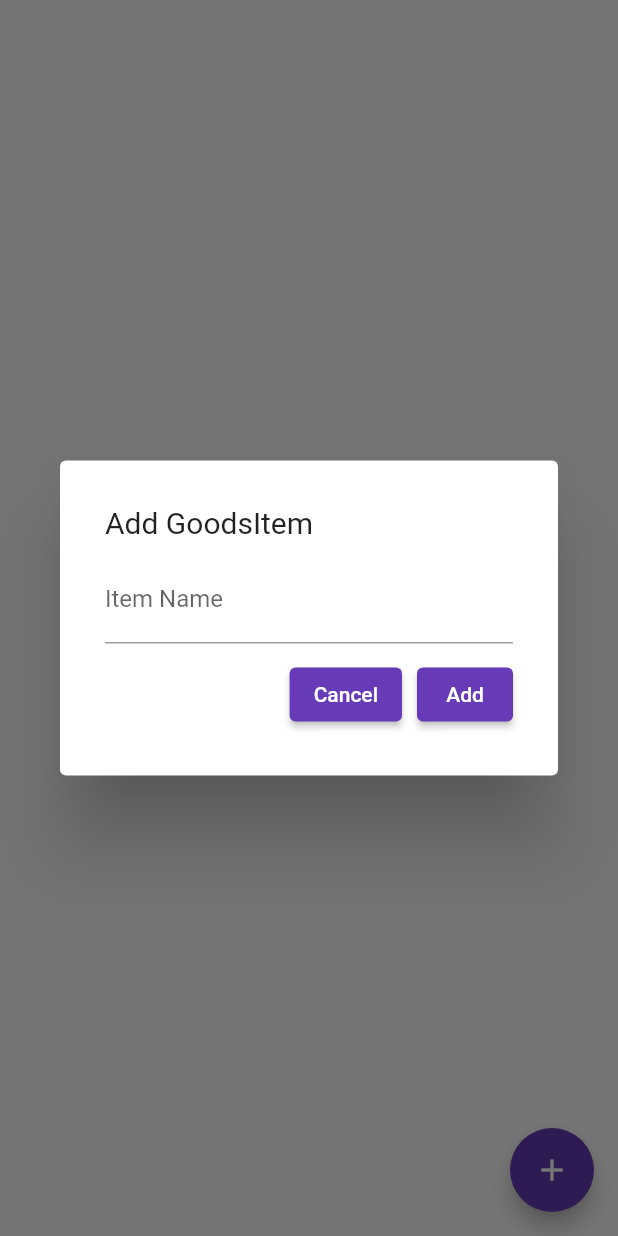
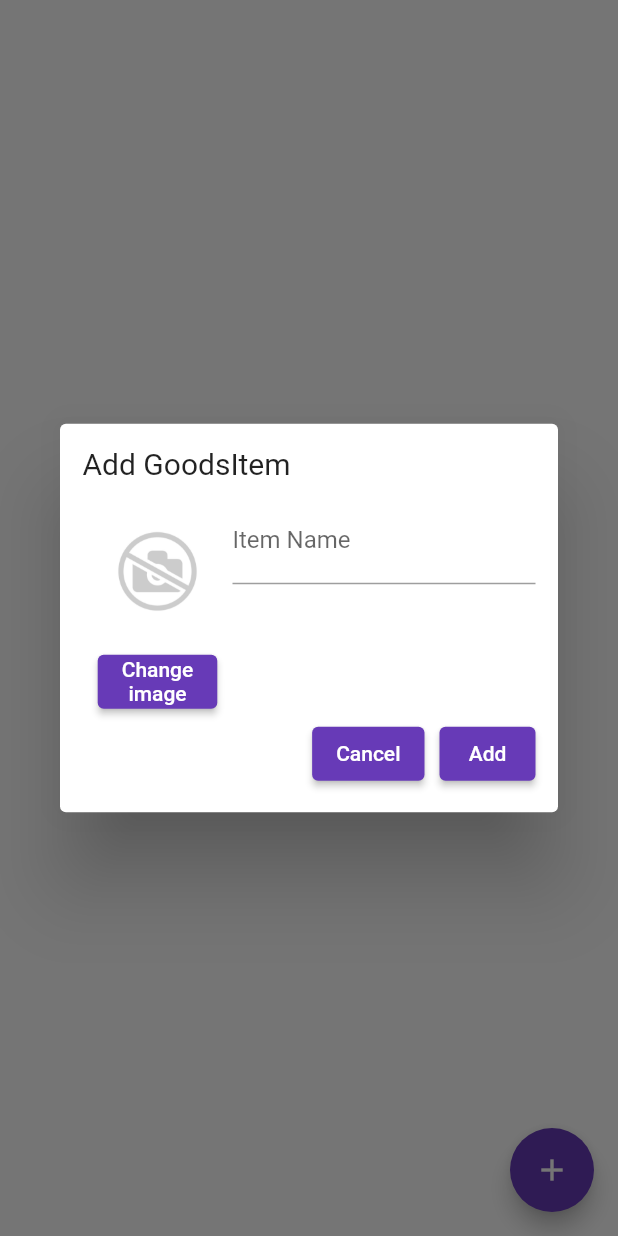
Before and after one commit to buzuchka/ConsumerBasket, a Flutter app: the GoodsScreen screen opened directly, after a tap on the "add" icon, on a phone screen of 412 x 824 dp. Run offline on Flutter 3.47's test engine with Material 2 defaults, Android fonts, the phone set to English and light mode, and no system bars; our stand-ins replace sqflite; accounts and stored records are empty.

Commit message:
[up] В окно просмотра и редактирования товара добавлено изображение товара и кнопка для его изменения.

```diff
--- a/lib/dialogs/goods_item_edit_dialog.dart
+++ b/lib/dialogs/goods_item_edit_dialog.dart
@@ -8,10 +8,11 @@ class GoodsItemEditDialog extends StatefulWidget {
   GoodsItem? goodsItem;
   VoidCallback onDataChanged;
 
-  GoodsItemEditDialog({Key? key, required this.onDataChanged, this.goodsItem}) : super(key: key);
+  GoodsItemEditDialog({Key? key, required this.onDataChanged, this.goodsItem})
+      : super(key: key);
 
   @override
-  _GoodsItemEditDialogState createState() => _GoodsItemEditDialogState(); // this.goodsItem
+  _GoodsItemEditDialogState createState() => _GoodsItemEditDialogState();
 }
 
 class _GoodsItemEditDialogState extends State<GoodsItemEditDialog> {
@@ -38,7 +39,7 @@ class _GoodsItemEditDialogState extends State<GoodsItemEditDialog> {
     bool isUpdateMode = widget.goodsItem != null;
     return Dialog(
       child: Container(
-        padding: const EdgeInsets.all(30),
+        padding: const EdgeInsets.all(15),
         child: Column(
             mainAxisSize: MainAxisSize.min,
             mainAxisAlignment: MainAxisAlignment.spaceEvenly,
@@ -50,17 +51,55 @@ class _GoodsItemEditDialogState extends State<GoodsItemEditDialog> {
                 textAlign: TextAlign.left,
               ),
               const SizedBox(height: 10),
+              Row(
+                //mainAxisSize: MainAxisSize.min,
+                //mainAxisAlignment: MainAxisAlignment.spaceBetween,
+                mainAxisAlignment: MainAxisAlignment.start,
+                crossAxisAlignment: CrossAxisAlignment.start,
+                children: [
+                  Container(
+                      width: 100,
+                      child: Column(
+                        mainAxisAlignment: MainAxisAlignment.center,
+                        crossAxisAlignment: CrossAxisAlignment.center,
+                        children: [
+                          Image(
+                              image: AssetImage('assets/images/no_photo.jpg'),
+                              width: 100,
+                              height: 100,
+                              fit: BoxFit.cover
+                          ),
+                          ElevatedButton(
+                              child: const Text(
+                                'Change\nimage',
+                                maxLines: 2,
+                                textAlign: TextAlign.center,),
+                              onPressed: () {
+                                // change image
+                              })
+                        ],
+                      )
+                  ),
+                  //const SizedBox(width: 10),
+                  Expanded(
+                      child: Column(
+                        children: [
                           TextField(
                             controller: _titleTextController,
                             decoration: const InputDecoration(labelText: 'Item Name'),
                             onChanged: (String value) {
-                if(isUpdateMode) {
+                              if (isUpdateMode) {
                                 widget.goodsItem!.title = _titleTextController.text;
                                 _updateGoodsItem2Database(widget.goodsItem!);
                               }
                             },
                           ),
-            const SizedBox(height: 10),
+                        ],
+                      )
+                  )
+                ],
+              ),
+              //const SizedBox(height: 10),
               Row(
                 mainAxisAlignment: MainAxisAlignment.spaceBetween,
                 children: [
@@ -74,12 +113,9 @@ class _GoodsItemEditDialogState extends State<GoodsItemEditDialog> {
                             onPressed: () {
                               _close();
                               _deleteGoodsItem2Database(widget.goodsItem!);
-                          }
-                      )
-                    ),
+                            })),
                     const SizedBox(width: 10),
-                  ]
-                ),
+                  ]),
                   Row(
                     mainAxisAlignment: MainAxisAlignment.end,
                     children: [
@@ -89,22 +125,17 @@ class _GoodsItemEditDialogState extends State<GoodsItemEditDialog> {
                               child: const Text('Close'),
                               onPressed: () {
                                 _close();
-                        }
-                      )
-                    ),
+                              })),
                       Visibility(
                           visible: !isUpdateMode,
                           child: ElevatedButton(
                               child: const Text('Cancel'),
                               onPressed: () {
                                 _close();
-                            }
-                        )
-                    ),
+                              })),
                       Visibility(
                           visible: !isUpdateMode,
-                        child: const SizedBox(width: 10)
-                    ),
+                          child: const SizedBox(width: 10)),
                       Visibility(
                           visible: !isUpdateMode,
                           child: ElevatedButton(
@@ -113,9 +144,7 @@ class _GoodsItemEditDialogState extends State<GoodsItemEditDialog> {
                                 newGoodsItem.title = _titleTextController.text;
                                 _addGoodsItem2Database(newGoodsItem);
                                 _close();
-                          }
-                      )
-                    ),
+                              })),
                     ],
                   ),
                 ],
```
Lines whose indentation alone changed are shown as unchanged.
